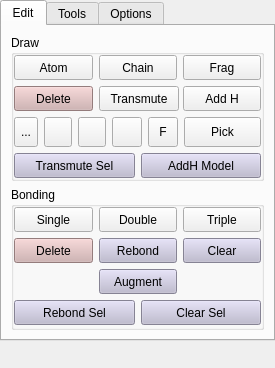
trisyoungs/aten, file branches/nugui/src/gui/build.ui: the form before one commit.
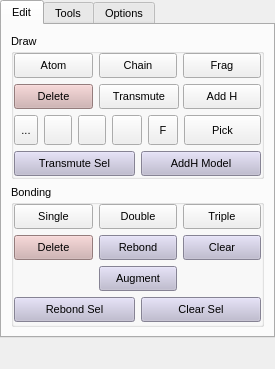
The form after the commit. Icons and pictures are not drawn.

Commit message: Converted all icons to plain svg (again) using older version of Inkscape. Removed unnecessary call to setCentralWidget in GuiQt::run(). Tweaked some dock widget issues. Changed font size of all dock widgets to 8 pt. Added Messenger::richPrint() function to pass HTML-formatted message to GUI and stripped plaintext message to stdout if required.

What changed in the file:
```diff
--- a/branches/nugui/src/gui/build.ui
+++ b/branches/nugui/src/gui/build.ui
@@ -7,13 +7,13 @@
     <x>0</x>
     <y>0</y>
     <width>275</width>
-    <height>368</height>
+    <height>369</height>
    </rect>
   </property>
   <property name="minimumSize">
    <size>
     <width>275</width>
-    <height>368</height>
+    <height>369</height>
    </size>
   </property>
   <property name="maximumSize">
@@ -22,6 +22,11 @@
     <height>524287</height>
    </size>
   </property>
+  <property name="font">
+   <font>
+    <pointsize>8</pointsize>
+   </font>
+  </property>
   <property name="windowIcon">
    <iconset resource="icons.qrc">
     <normaloff>:/stackicons/icons/stack_build.svg</normaloff>:/stackicons/icons/stack_build.svg</iconset>
@@ -68,7 +73,7 @@
            <item>
             <layout class="QGridLayout" name="gridLayout">
              <property name="horizontalSpacing">
-              <number>-1</number>
+              <number>6</number>
              </property>
              <item row="0" column="0">
               <widget class="QPushButton" name="DrawAtomButton">
```
The commit also changes 156 other files.
